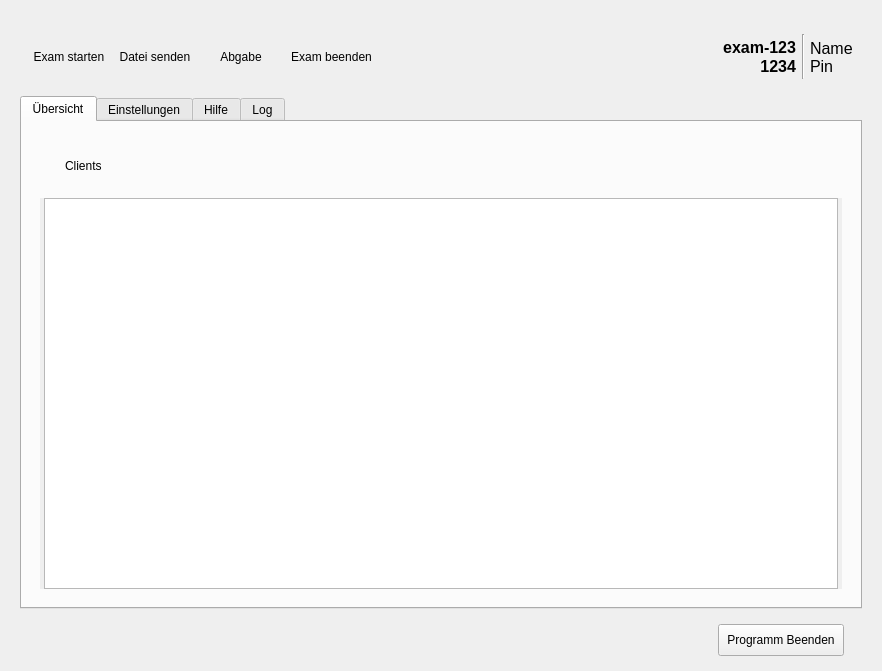
This is server/server.ui in valueerrorx/life-exam as Qt 5 draws it before an edit. The edited form follows.
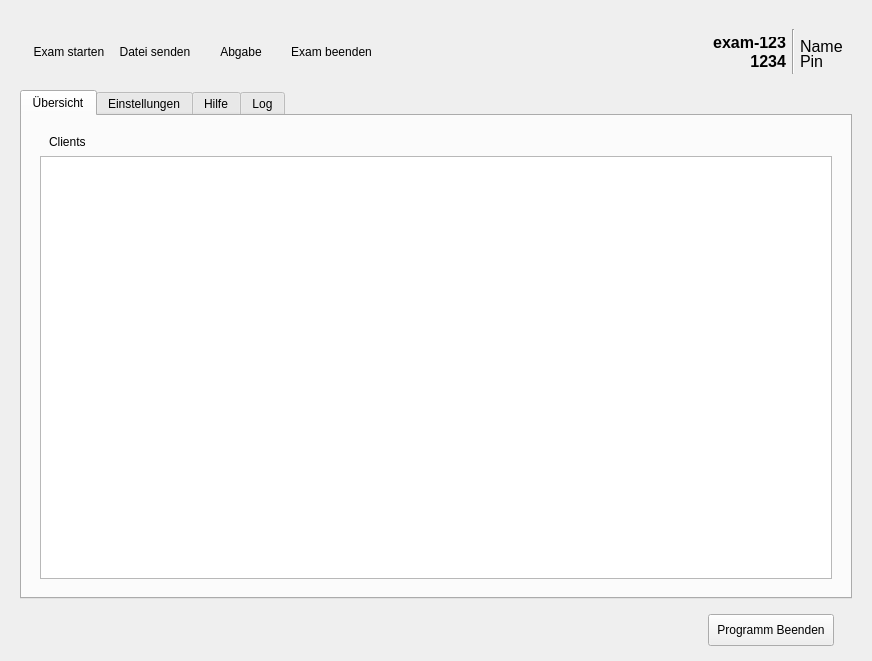
This is the edited form. The open tabs and pages were chosen to show the change. Icons and pictures are not drawn.

Diff of the .ui file:
```diff
--- a/server/server.ui
+++ b/server/server.ui
@@ -8,7 +8,7 @@
     <x>0</x>
     <y>0</y>
     <width>872</width>
-    <height>667</height>
+    <height>661</height>
    </rect>
   </property>
   <property name="sizePolicy">
@@ -42,31 +42,19 @@
        <verstretch>0</verstretch>
       </sizepolicy>
      </property>
-     <property name="minimumSize">
-      <size>
-       <width>860</width>
-       <height>607</height>
-      </size>
-     </property>
-     <property name="maximumSize">
-      <size>
-       <width>860</width>
-       <height>607</height>
-      </size>
-     </property>
      <layout class="QVBoxLayout" name="verticalLayout_2">
       <item>
        <widget class="QWidget" name="widget" native="true">
         <property name="minimumSize">
          <size>
           <width>0</width>
-          <height>70</height>
+          <height>64</height>
          </size>
         </property>
         <property name="maximumSize">
          <size>
           <width>16777215</width>
-          <height>65</height>
+          <height>64</height>
          </size>
         </property>
         <layout class="QHBoxLayout" name="horizontalLayout_4">
@@ -466,7 +454,7 @@
           </sizepolicy>
          </property>
          <property name="styleSheet">
-          <string notr="true">margin-left: 4px;margin-right:4px;</string>
+          <string notr="true"/>
          </property>
          <attribute name="icon">
           <iconset>
@@ -497,16 +485,46 @@
                 <string notr="true">margin:0px; padding:0px;</string>
                </property>
                <layout class="QHBoxLayout" name="horizontalLayout_7">
+                <property name="spacing">
+                 <number>0</number>
+                </property>
+                <property name="leftMargin">
+                 <number>0</number>
+                </property>
+                <property name="topMargin">
+                 <number>0</number>
+                </property>
+                <property name="rightMargin">
+                 <number>0</number>
+                </property>
+                <property name="bottomMargin">
+                 <number>0</number>
+                </property>
                 <item>
                  <widget class="QWidget" name="widget_18" native="true">
                   <property name="styleSheet">
                    <string notr="true">margin:0px; padding:0px;</string>
                   </property>
                   <layout class="QHBoxLayout" name="horizontalLayout_8">
+                   <property name="spacing">
+                    <number>0</number>
+                   </property>
+                   <property name="leftMargin">
+                    <number>0</number>
+                   </property>
+                   <property name="topMargin">
+                    <number>0</number>
+                   </property>
+                   <property name="rightMargin">
+                    <number>0</number>
+                   </property>
+                   <property name="bottomMargin">
+                    <number>0</number>
+                   </property>
                    <item>
                     <widget class="QLabel" name="label_7">
                      <property name="styleSheet">
-                      <string notr="true">margin-left:4px;margin-top:0px;</string>
+                      <string notr="true">margin:0px;margin-left:6px;</string>
                      </property>
                      <property name="text">
                       <string>Clients</string>
@@ -518,12 +536,43 @@
                 </item>
                 <item>
                  <widget class="QWidget" name="widget_16" native="true">
-                  <layout class="QVBoxLayout" name="verticalLayout_8"/>
+                  <layout class="QVBoxLayout" name="verticalLayout_8">
+                   <property name="spacing">
+                    <number>0</number>
+                   </property>
+                   <property name="leftMargin">
+                    <number>0</number>
+                   </property>
+                   <property name="topMargin">
+                    <number>0</number>
+                   </property>
+                   <property name="rightMargin">
+                    <number>0</number>
+                   </property>
+                   <property name="bottomMargin">
+                    <number>0</number>
+                   </property>
+                  </layout>
                  </widget>
                 </item>
                 <item>
                  <widget class="QWidget" name="widget_17" native="true">
                   <layout class="QHBoxLayout" name="horizontalLayout_15">
+                   <property name="spacing">
+                    <number>0</number>
+                   </property>
+                   <property name="leftMargin">
+                    <number>0</number>
+                   </property>
+                   <property name="topMargin">
+                    <number>0</number>
+                   </property>
+                   <property name="rightMargin">
+                    <number>0</number>
+                   </property>
+                   <property name="bottomMargin">
+                    <number>0</number>
+                   </property>
                    <item>
                     <widget class="QPushButton" name="screenlock">
                      <property name="focusPolicy">
```
Left out of the diff: 53 changed lines with no effect on the pictures.
